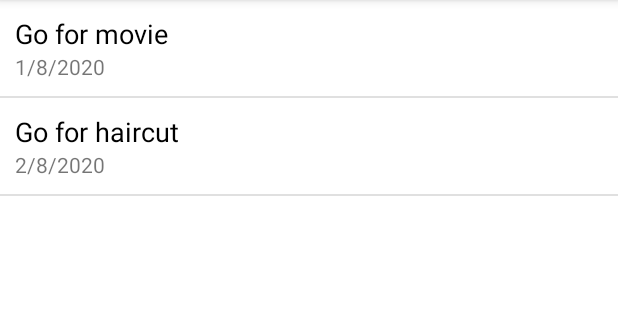
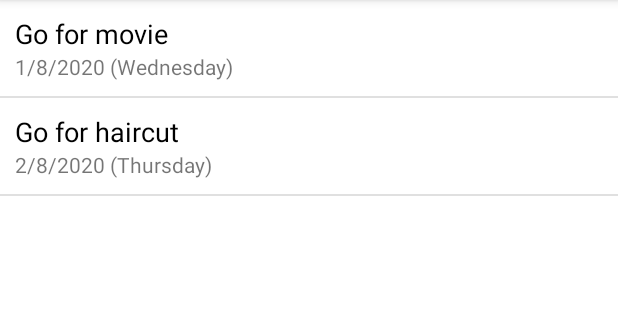
Before and after one commit to elsahani/DemoToDoList, an Android app: the screen it shows after launch (MainActivity), on a phone screen of 412 x 824 dp, the part 84-404 px from its top. Run offline under Robolectric (Android 15) with nearby library versions, the phone set to English and light mode, and no system bars.

Commit message:
Exercise 1b done

```diff
--- a/app/src/main/java/sg/edu/rp/c346/id20023841/demotodolist/CustomAdapter.java
+++ b/app/src/main/java/sg/edu/rp/c346/id20023841/demotodolist/CustomAdapter.java
@@ -40,7 +40,7 @@ public class CustomAdapter extends ArrayAdapter {
 
         // Set values to the TextView to display the corresponding information
         tvTitle.setText(currentVersion.getTitle());
-        tvDate.setText(currentVersion.getDateString());
+        tvDate.setText(currentVersion.toString());
 
         return rowView;
     }
--- a/app/src/main/java/sg/edu/rp/c346/id20023841/demotodolist/ToDoItem.java
+++ b/app/src/main/java/sg/edu/rp/c346/id20023841/demotodolist/ToDoItem.java
@@ -8,7 +8,7 @@ public class ToDoItem {
     private String title;
     private Calendar date;
 
-    public ToDoItem (String title, Calendar date) {
+    public ToDoItem(String title, Calendar date) {
         this.title = title;
         this.date = date;
     }
@@ -29,9 +29,38 @@ public class ToDoItem {
         this.date = date;
     }
 
-    public String getDateString() {
-        String str = date.get(Calendar.DAY_OF_MONTH)+"/"+date.get(Calendar.MONTH) +"/"+date.get(Calendar.YEAR);
+    public String toString() {
+        String str = date.get(Calendar.DAY_OF_MONTH) + "/" + date.get(Calendar.MONTH)
+                + "/" + date.get(Calendar.YEAR) + " (" + getDay(date.get(Calendar.DAY_OF_WEEK)) + ")";
+
         return str;
+    }
 
+    private String getDay(int day) {
+        switch (day) {
+            case 1:
+                return "Monday";
+
+            case 2:
+                return "Tuesday";
+
+            case 3:
+                return "Wednesday";
+
+            case 4:
+                return "Thursday";
+
+            case 5:
+                return "Friday";
+
+            case 6:
+                return "Saturday";
+
+            case 7:
+                return "Sunday";
+
+            default:
+                return "";
+        }
     }
 }
```
